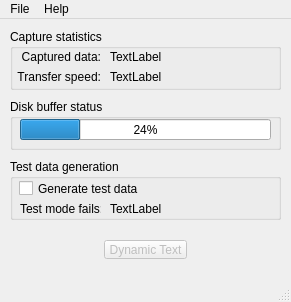
This is Linux-Application/DomesdayDuplicator/mainwindow.ui in simoninns/DomesdayDuplicator-gui-app as Qt 5 draws it before an edit. The edited form follows.
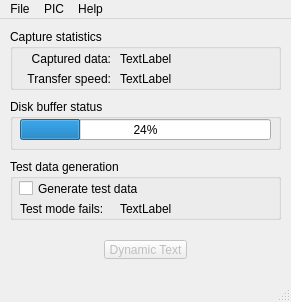
This is the edited form.

The edit to the form file:
```diff
--- a/Linux-Application/DomesdayDuplicator/mainwindow.ui
+++ b/Linux-Application/DomesdayDuplicator/mainwindow.ui
@@ -94,8 +94,8 @@
       <rect>
        <x>10</x>
        <y>20</y>
-       <width>81</width>
-       <height>16</height>
+       <width>91</width>
+       <height>20</height>
       </rect>
      </property>
      <property name="text">
@@ -108,10 +108,10 @@
     <widget class="QLabel" name="capturedDataLabel">
      <property name="geometry">
       <rect>
-       <x>100</x>
+       <x>110</x>
        <y>20</y>
-       <width>161</width>
-       <height>16</height>
+       <width>151</width>
+       <height>20</height>
       </rect>
      </property>
      <property name="text">
@@ -123,8 +123,8 @@
       <rect>
        <x>0</x>
        <y>40</y>
-       <width>91</width>
-       <height>16</height>
+       <width>101</width>
+       <height>20</height>
       </rect>
      </property>
      <property name="text">
@@ -137,10 +137,10 @@
     <widget class="QLabel" name="transferSpeedLabel">
      <property name="geometry">
       <rect>
-       <x>100</x>
+       <x>110</x>
        <y>40</y>
        <width>141</width>
-       <height>16</height>
+       <height>20</height>
       </rect>
      </property>
      <property name="text">
@@ -191,7 +191,7 @@
       <rect>
        <x>9</x>
        <y>19</y>
-       <width>121</width>
+       <width>161</width>
        <height>21</height>
       </rect>
      </property>
@@ -204,7 +204,7 @@
       <rect>
        <x>10</x>
        <y>40</y>
-       <width>81</width>
+       <width>101</width>
        <height>20</height>
       </rect>
      </property>
@@ -218,9 +218,9 @@
     <widget class="QLabel" name="testModeFailLabel">
      <property name="geometry">
       <rect>
-       <x>100</x>
+       <x>110</x>
        <y>40</y>
-       <width>161</width>
+       <width>151</width>
        <height>20</height>
       </rect>
      </property>
@@ -236,7 +236,7 @@
      <x>0</x>
      <y>0</y>
      <width>291</width>
-     <height>17</height>
+     <height>19</height>
     </rect>
    </property>
    <widget class="QMenu" name="menuFile">
@@ -253,7 +253,15 @@
     </property>
     <addaction name="actionAbout"/>
    </widget>
+   <widget class="QMenu" name="menuPIC">
+    <property name="title">
+     <string>PIC</string>
+    </property>
+    <addaction name="actionShow_player_control"/>
+    <addaction name="actionSelect_player_COM_port"/>
+   </widget>
    <addaction name="menuFile"/>
+   <addaction name="menuPIC"/>
    <addaction name="menuHelp"/>
   </widget>
   <widget class="QStatusBar" name="statusBar"/>
```
Left out of the diff: 10 changed lines with no effect on the pictures.
